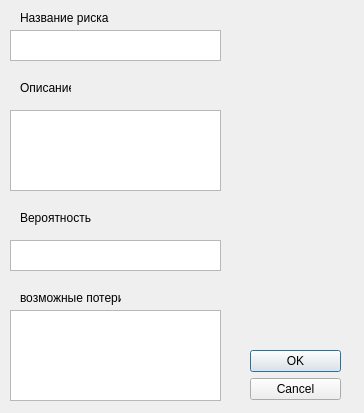
Qt form dialogrisk.ui (vlad20112/UPP_Kurs) before a commit.
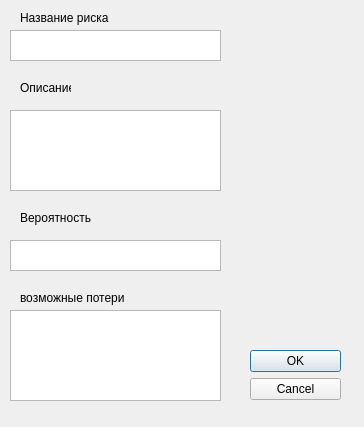
The same form after that commit.

Diff of the .ui file:
```diff
--- a/dialogrisk.ui
+++ b/dialogrisk.ui
@@ -7,7 +7,7 @@
     <x>0</x>
     <y>0</y>
     <width>364</width>
-    <height>413</height>
+    <height>427</height>
    </rect>
   </property>
   <property name="windowTitle">
@@ -106,7 +106,7 @@
     <rect>
      <x>20</x>
      <y>290</y>
-     <width>101</width>
+     <width>141</width>
      <height>16</height>
     </rect>
    </property>
```
